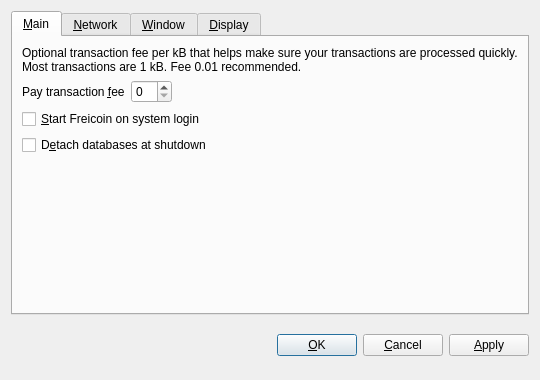
Above: src/qt/forms/optionsdialog.ui from testkojn/testkojn before the change. Below: the same form after it.
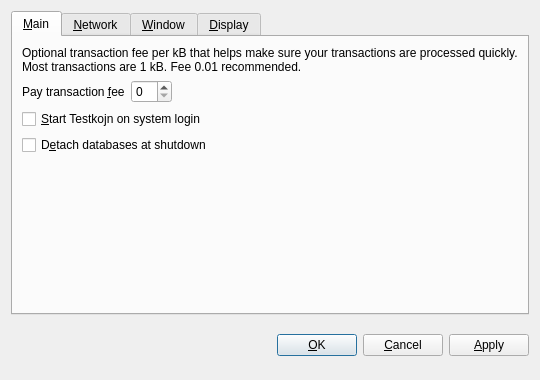
That is the form after the change. Custom widgets are drawn as their Qt base class.

Diff of the .ui file:
```diff
--- a/src/qt/forms/optionsdialog.ui
+++ b/src/qt/forms/optionsdialog.ui
@@ -82,7 +82,7 @@
           <string>Automatically start Freicoin after logging in to the system.</string>
          </property>
          <property name="text">
-          <string>&amp;Start Freicoin on system login</string>
+          <string>&amp;Start Testkojn on system login</string>
          </property>
         </widget>
        </item>
```
Left out of the diff: 18 changed lines with no effect on the pictures.
